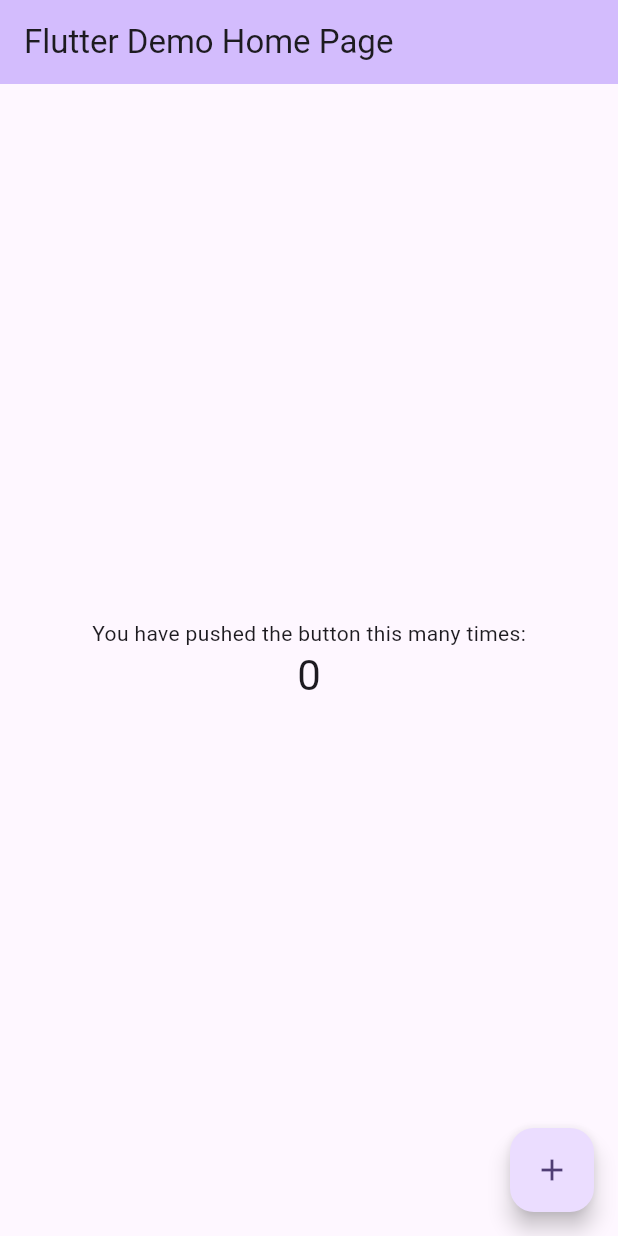
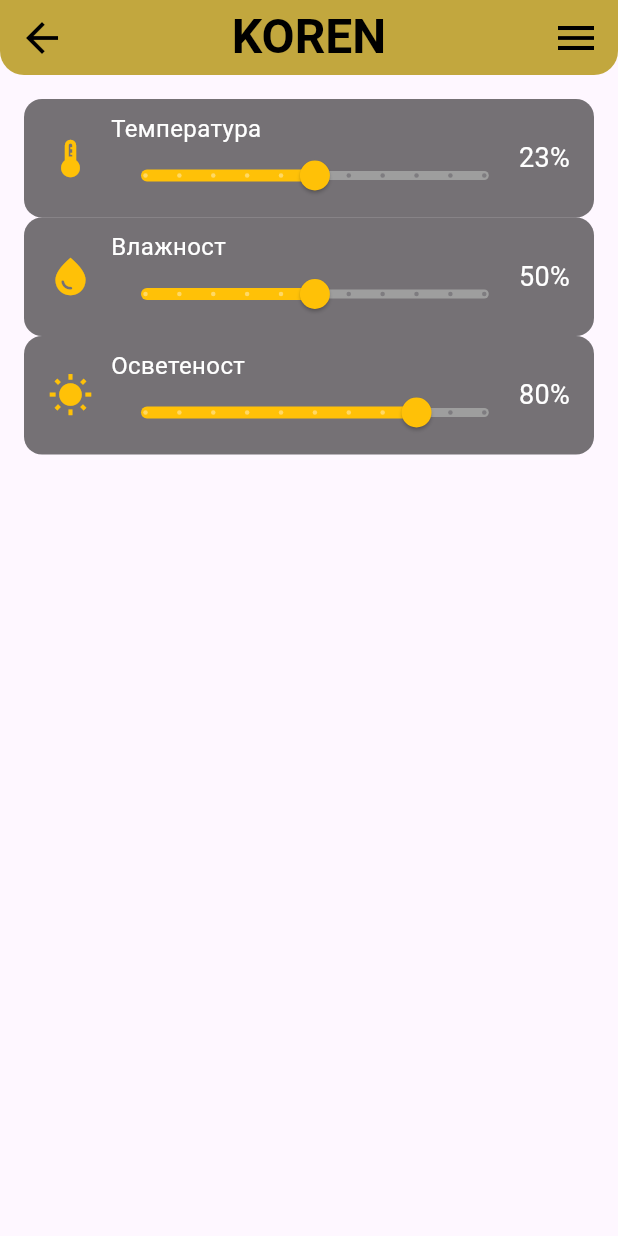
Before and after one commit to VodopadGames/koren_app, a Flutter app: the screen it shows after launch, on a phone screen of 412 x 824 dp. Run offline on Flutter 3.47's test engine with Material 3 defaults, Android fonts, the phone set to English and light mode, and no system bars; our stand-ins replace firebase_core; accounts and stored records are empty; Roboto replaces fonts that are missing (Montserat).

Commit message:
added app bar + added 3 sliders but not fihished this part

```diff
--- /dev/null
+++ b/lib/helper_methods.dart
@@ -0,0 +1,43 @@
+import 'package:flutter/material.dart';
+
+Widget buildSlider(String label, double value, double min, double max, IconData icon, Function(double) onChanged) {
+  return Container(
+    padding: EdgeInsets.symmetric(vertical: 8, horizontal: 16),
+    decoration: BoxDecoration(
+      color: Colors.black54,
+      borderRadius: BorderRadius.circular(12),
+    ),
+    child: Row(
+      children: [
+        Icon(icon, color: Colors.amber, size: 30),
+        SizedBox(width: 12),
+        Expanded(
+          child: Column(
+            crossAxisAlignment: CrossAxisAlignment.start,
+            children: [
+              Text(label, style: TextStyle(fontSize: 16, color: Colors.white)),
+              SliderTheme(
+                data: SliderThemeData(
+                  thumbShape: RoundSliderThumbShape(enabledThumbRadius: 10),
+                  overlayShape: RoundSliderOverlayShape(overlayRadius: 20),
+                  trackHeight: 6,
+                  activeTrackColor: Colors.amber,
+                  inactiveTrackColor: Colors.grey,
+                  thumbColor: Colors.amber,
+                ),
+                child: Slider(
+                  value: value,
+                  min: min,
+                  max: max,
+                  divisions: 10,
+                  onChanged: onChanged,
+                ),
+              ),
+            ],
+          ),
+        ),
+        Text('${value.toInt()}%', style: TextStyle(color: Colors.white, fontSize: 18)),
+      ],
+    ),
+  );
+}
--- a/lib/main.dart
+++ b/lib/main.dart
@@ -1,6 +1,7 @@
 import 'package:flutter/material.dart';
 import 'package:firebase_core/firebase_core.dart';
 import 'firebase_options.dart';
+import 'helper_methods.dart';
 
 
 
@@ -19,7 +20,7 @@ class MyApp extends StatelessWidget {
   @override
   Widget build(BuildContext context) {
     return MaterialApp(
-      title: 'Flutter Demo',
+      title: 'Koren',
       theme: ThemeData(
         // This is the theme of your application.
         //
@@ -38,10 +39,13 @@ class MyApp extends StatelessWidget {
         // tested with just a hot reload.
         colorScheme: ColorScheme.fromSeed(seedColor: Colors.deepPurple),
       ),
-      home: const MyHomePage(title: 'Flutter Demo Home Page'),
+      debugShowCheckedModeBanner: true,
+      home: const MyHomePage(title: 'Koren App Home Page'),
     );
   }
 }
+
+
 
 class MyHomePage extends StatefulWidget {
   const MyHomePage({super.key, required this.title});
@@ -62,18 +66,9 @@ class MyHomePage extends StatefulWidget {
 }
 
 class _MyHomePageState extends State<MyHomePage> {
-  int _counter = 0;
-
-  void _incrementCounter() {
-    setState(() {
-      // This call to setState tells the Flutter framework that something has
-      // changed in this State, which causes it to rerun the build method below
-      // so that the display can reflect the updated values. If we changed
-      // _counter without calling setState(), then the build method would not be
-      // called again, and so nothing would appear to happen.
-      _counter++;
-    });
-  }
+  double temperature = 23;
+  double humidity = 50;
+  double light = 80;
 
   @override
   Widget build(BuildContext context) {
@@ -84,46 +79,69 @@ class _MyHomePageState extends State<MyHomePage> {
     // fast, so that you can just rebuild anything that needs updating rather
     // than having to individually change instances of widgets.
     return Scaffold(
-      appBar: AppBar(
-        // TRY THIS: Try changing the color here to a specific color (to
-        // Colors.amber, perhaps?) and trigger a hot reload to see the AppBar
-        // change color while the other colors stay the same.
-        backgroundColor: Theme.of(context).colorScheme.inversePrimary,
-        // Here we take the value from the MyHomePage object that was created by
-        // the App.build method, and use it to set our appbar title.
-        title: Text(widget.title),
-      ),
-      body: Center(
-        // Center is a layout widget. It takes a single child and positions it
-        // in the middle of the parent.
-        child: Column(
-          // Column is also a layout widget. It takes a list of children and
-          // arranges them vertically. By default, it sizes itself to fit its
-          // children horizontally, and tries to be as tall as its parent.
-          //
-          // Column has various properties to control how it sizes itself and
-          // how it positions its children. Here we use mainAxisAlignment to
-          // center the children vertically; the main axis here is the vertical
-          // axis because Columns are vertical (the cross axis would be
-          // horizontal).
-          //
-          // TRY THIS: Invoke "debug painting" (choose the "Toggle Debug Paint"
-          // action in the IDE, or press "p" in the console), to see the
-          // wireframe for each widget.
-          mainAxisAlignment: MainAxisAlignment.center,
-          children: <Widget>[
-            const Text('You have pushed the button this many times:'),
-            Text(
-              '$_counter',
-              style: Theme.of(context).textTheme.headlineMedium,
+      appBar: PreferredSize(
+        preferredSize: const Size.fromHeight(50), // Adjust height if needed
+        child: AppBar(
+          backgroundColor: const Color(0xFFC2A73E), // Gold color
+          elevation: 0,
+          shape: const RoundedRectangleBorder(
+            borderRadius: BorderRadius.vertical(
+              bottom: Radius.circular(16), // Curved edges
+            ),
+          ),
+          leading: SizedBox(
+            width: 56, // Ensures larger tap area
+            height: 56,
+            child: IconButton(
+              iconSize: 32, // Bigger icon
+              icon: const Icon(Icons.arrow_back, color: Colors.black),
+              onPressed: () {},
+            ),
+          ),
+          title: const Text(
+            'KOREN',
+            style: TextStyle(
+              color: Colors.black,
+              fontFamily: "Montserat",
+              fontWeight: FontWeight.bold,
+              fontSize: 32,
+            ),
+          ),
+          centerTitle: true,
+          actions: [
+            SizedBox(
+              width: 56, // Ensures larger tap area
+              height: 56,
+              child: IconButton(
+                iconSize: 32, // Bigger icon
+                icon: const Icon(Icons.menu, color: Colors.black),
+                onPressed: () {},
+              ),
             ),
           ],
         ),
       ),
-      floatingActionButton: FloatingActionButton(
-        onPressed: _incrementCounter,
-        tooltip: 'Increment',
-        child: const Icon(Icons.add),
+      body: Padding(
+        padding: const EdgeInsets.all(16.0),
+        child: Column(
+          children: [
+            buildSlider('Температура', temperature, 0, 50, Icons.thermostat, (value) {
+              setState(() {
+                temperature = value;
+              });
+            }),
+            buildSlider('Влажност', humidity, 0, 100, Icons.water_drop, (value) {
+              setState(() {
+                humidity = value;
+              });
+            }),
+            buildSlider('Осветеност', light, 0, 100, Icons.wb_sunny, (value) {
+              setState(() {
+                light = value;
+              });
+            }),
+          ],
+        ),
       ), // This trailing comma makes auto-formatting nicer for build methods.
     );
   }
```
